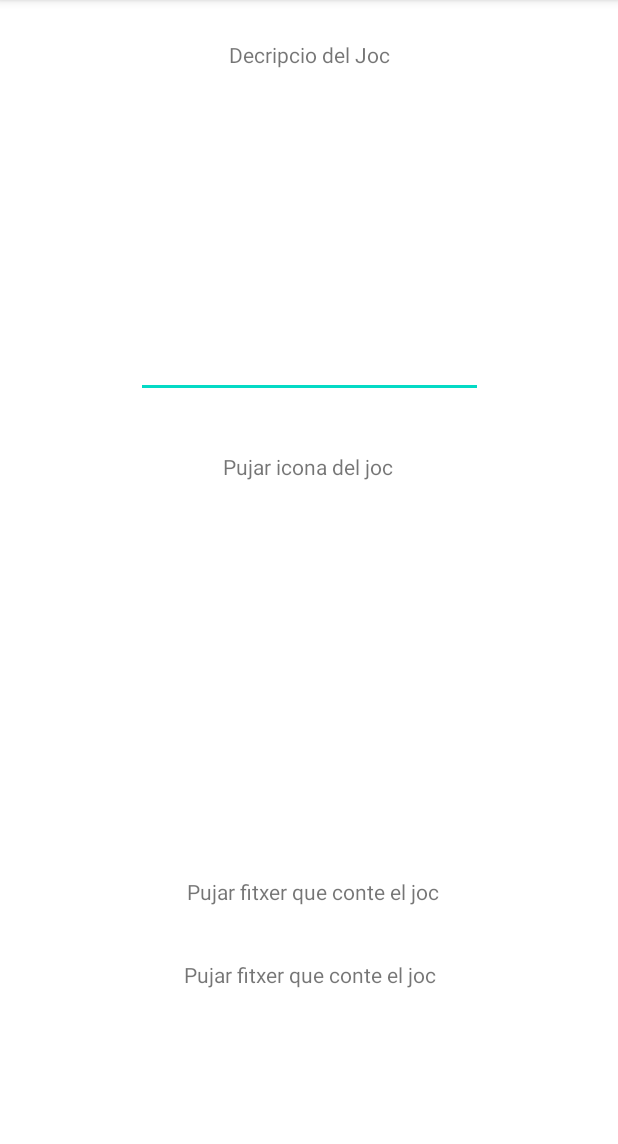
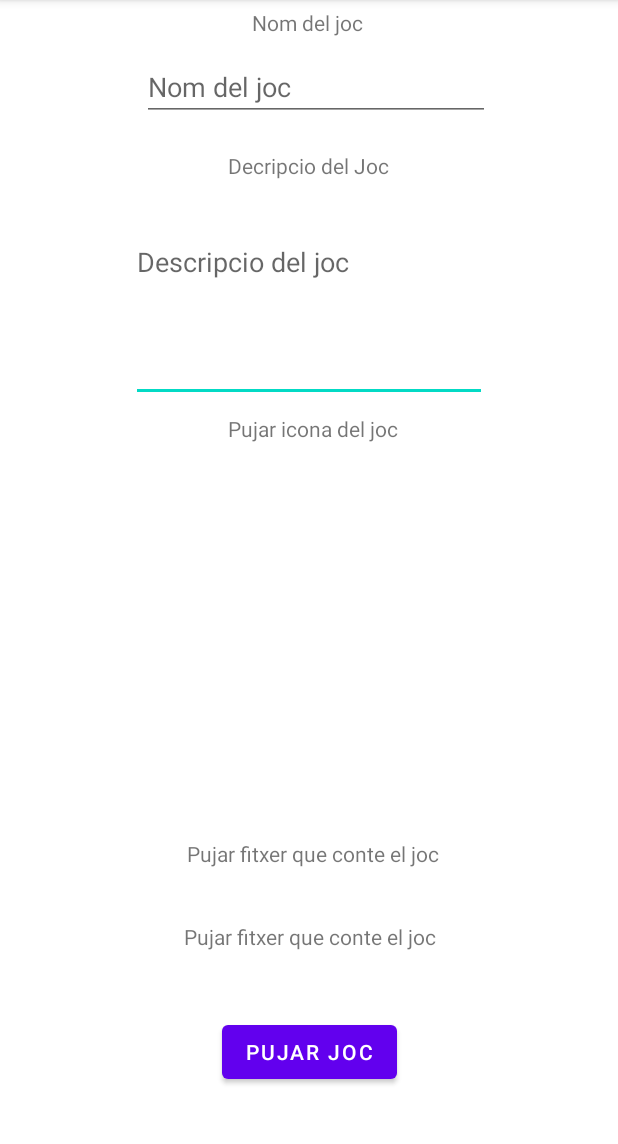
Before and after one commit to a14jorsoltor/JamSpace, an Android app: the PantallaPrincipal screen opened directly, with no data from a screen before it, after a tap on "POSAR NOU POST", on a phone screen of 412 x 824 dp, the part 84-1228 px from its top. Run offline under Robolectric (Android 15) with nearby library versions, the phone set to English and light mode, and no system bars; our stand-ins replace Firebase (no records; nobody signed in at launch, a user with empty details on screens opened directly), Picasso.

Commit message:
POSTS FETS

```diff
--- a/app/build.gradle
+++ b/app/build.gradle
@@ -42,7 +42,7 @@ dependencies {
     androidTestImplementation 'androidx.test.espresso:espresso-core:3.3.0'
 
 
-
+    implementation 'com.squareup.picasso:picasso:2.71828'
     implementation platform('com.google.firebase:firebase-bom:29.3.1')
     implementation 'com.google.firebase:firebase-auth:19.2.0'
     implementation 'androidx.cardview:cardview:1.0.0'
--- a/app/src/main/java/com/example/login/PantallaPrincipal.java
+++ b/app/src/main/java/com/example/login/PantallaPrincipal.java
@@ -1,46 +1,44 @@
 package com.example.login;
 
+import androidx.annotation.NonNull;
 import androidx.appcompat.app.AppCompatActivity;
 import androidx.recyclerview.widget.LinearLayoutManager;
 import androidx.recyclerview.widget.RecyclerView;
 
+import android.content.Context;
 import android.content.Intent;
 import android.os.Bundle;
 import android.view.View;
 import android.widget.Toast;
+
+import com.google.android.gms.tasks.OnCompleteListener;
+import com.google.android.gms.tasks.Task;
+import com.google.firebase.firestore.FirebaseFirestore;
+import com.google.firebase.firestore.QueryDocumentSnapshot;
+import com.google.firebase.firestore.QuerySnapshot;
 
 import java.util.ArrayList;
 
 public class PantallaPrincipal extends AppCompatActivity {
     private RecyclerView mRecyclerView;
     private static WordListAdapter mAdapter;
-
-
+    FirebaseFirestore db = FirebaseFirestore.getInstance();
+    int numPosts =0 ;
+    String DecJoc, NomFoto, NomUser , nomJoc;
+    int id;
+    ArrayList<Post> posts = new ArrayList<>();
 
     @Override
     protected void onCreate(Bundle savedInstanceState) {
         super.onCreate(savedInstanceState);
-         String[] posts = new String[20];
 
         setContentView(R.layout.activity_pantalla_principal);
         Toast.makeText(getApplicationContext(),"Pantalla principal",Toast.LENGTH_SHORT).show();
 
-        for (int i = 0 ;i <20; i++){
-            posts[i] = ("Post: " + i);
-        }
-        // Get a handle to the RecyclerView.
-        mRecyclerView = findViewById(R.id.recyclerview);
-        // Create an adapter and supply the data to be displayed.
-        mAdapter = new WordListAdapter(this, posts);
-        // Connect the adapter with the RecyclerView.
-        mRecyclerView.setAdapter(mAdapter);
-        // Give the RecyclerView a default layout manager.
-        mRecyclerView.setLayoutManager(new LinearLayoutManager(this));
-
+        GeneratePosts(this);
 
 
     }
-
 
 
 
@@ -53,4 +51,43 @@ public class PantallaPrincipal extends AppCompatActivity {
         Intent switchActivityIntent = new Intent(this, PostEditor.class);
         startActivity(switchActivityIntent);
     }
+
+    public void GeneratePosts(Context context){
+        numPosts = 0;
+        posts.clear();
+        db.collection("Posts")
+                .get()
+                .addOnCompleteListener(new OnCompleteListener<QuerySnapshot>() {
+                    @Override
+                    public void onComplete(@NonNull Task<QuerySnapshot> task) {
+                        if (task.isSuccessful()) {
+                            for (QueryDocumentSnapshot document : task.getResult()) {
+                                DecJoc = document.get("DecJoc").toString() ;
+                                NomFoto =document.get("NomFoto").toString() ;
+                                NomUser =document.get("NomUser").toString() ;
+                                id = Integer.parseInt(document.get("id").toString());
+                                nomJoc=document.get("nomJoc").toString() ;
+                                Post post = new Post(DecJoc, NomFoto,NomUser,id,nomJoc );
+                                posts.add(post);
+                                numPosts++;
+                            }
+                            // Get a handle to the RecyclerView.
+                            mRecyclerView = findViewById(R.id.recyclerview);
+                            // Create an adapter and supply the data to be displayed.
+                            mAdapter = new WordListAdapter(context, posts);
+                            // Connect the adapter with the RecyclerView.
+                            mRecyclerView.setAdapter(mAdapter);
+                            // Give the RecyclerView a default layout manager.
+                            mRecyclerView.setLayoutManager(new LinearLayoutManager(context));
+                        } else {
+
+                        }
+                    }
+                });
+
+    }
+
+
+
+
 }
--- a/app/src/main/java/com/example/login/PostEditor.java
+++ b/app/src/main/java/com/example/login/PostEditor.java
@@ -8,30 +8,53 @@ import android.app.ProgressDialog;
 import android.content.Intent;
 import android.net.Uri;
 import android.os.Bundle;
+import android.util.Log;
 import android.view.View;
+import android.widget.EditText;
 import android.widget.ImageView;
 import android.widget.Toast;
 
+import com.google.android.gms.tasks.OnCompleteListener;
 import com.google.android.gms.tasks.OnFailureListener;
 import com.google.android.gms.tasks.OnSuccessListener;
+import com.google.android.gms.tasks.Task;
 import com.google.android.material.snackbar.Snackbar;
+import com.google.firebase.auth.FirebaseAuth;
+import com.google.firebase.firestore.CollectionReference;
+import com.google.firebase.firestore.FirebaseFirestore;
+import com.google.firebase.firestore.Query;
+import com.google.firebase.firestore.QueryDocumentSnapshot;
+import com.google.firebase.firestore.QuerySnapshot;
 import com.google.firebase.storage.FirebaseStorage;
 import com.google.firebase.storage.OnProgressListener;
 import com.google.firebase.storage.StorageReference;
 import com.google.firebase.storage.UploadTask;
 
-import java.util.UUID;
+import java.util.HashMap;
+import java.util.Map;
+
 
 public class PostEditor extends AppCompatActivity {
+    public String getRetorn() {
+        return retorn;
+    }
 
+    public void setRetorn(String retorn) {
+        this.retorn = retorn;
+    }
 
-     public Uri imageUri;
-     private FirebaseStorage storage;
-     private StorageReference storageReference;
-     public ImageView iconGame;
+    String retorn ="";
 
-    public PostEditor() {
-    }
+    private static final String LOG_TAG ="" ;
+    private FirebaseAuth mAuth = FirebaseAuth.getInstance();
+    FirebaseFirestore db = FirebaseFirestore.getInstance();
+    public EditText nomJoc, descJoc;
+    public Uri imageUri;
+    private FirebaseStorage storage;
+    private StorageReference storageReference;
+    public ImageView iconGame;
+    long id=0;
+
 
     @Override
     protected void onCreate(Bundle savedInstanceState) {
@@ -39,10 +62,13 @@ public class PostEditor extends AppCompatActivity {
         setContentView(R.layout.activity_post_editor);
 
 
+
         iconGame = findViewById(R.id.iconeJoc);
+        nomJoc = findViewById(R.id.etNomJoc);
+        descJoc = findViewById(R.id.etDescripcioDelJoc);
         storage = FirebaseStorage.getInstance();
         storageReference = storage.getReference();
-
+        fetchUserName();
         iconGame.setOnClickListener(v -> choosePicture());
 
     }
@@ -57,9 +83,11 @@ public class PostEditor extends AppCompatActivity {
     @Override
     protected void onActivityResult(int requestCode, int resultCode, @Nullable Intent data) {
         super.onActivityResult(requestCode, resultCode, data);
-        if(requestCode==1&&resultCode==RESULT_OK&&data!=null&&data.getData()!=null){
-            imageUri=data.getData();
+        if (requestCode == 1 && resultCode == RESULT_OK && data != null && data.getData() != null) {
+            imageUri = data.getData();
             iconGame.setImageURI(imageUri);
+
+
             uploadPicture();
         }
     }
@@ -69,8 +97,7 @@ public class PostEditor extends AppCompatActivity {
         final ProgressDialog pd = new ProgressDialog(this);
         pd.setTitle("Pujant Imatge....");
         pd.show();
-        final String randomKey= UUID.randomUUID().toString();
-        StorageReference riversRef = storageReference.child("images/");
+        StorageReference riversRef = storageReference.child("imagesPost/" + nomJoc.getText().toString() + getRetorn());
         riversRef.putFile(imageUri)
                 .addOnSuccessListener(new OnSuccessListener<UploadTask.TaskSnapshot>() {
                     @Override
@@ -90,9 +117,81 @@ public class PostEditor extends AppCompatActivity {
                 .addOnProgressListener(new OnProgressListener<UploadTask.TaskSnapshot>() {
                     @Override
                     public void onProgress(@NonNull UploadTask.TaskSnapshot snapshot) {
-                        double progresPercent =(100.00 * snapshot.getBytesTransferred()/ snapshot.getTotalByteCount());
+                        double progresPercent = (100.00 * snapshot.getBytesTransferred() / snapshot.getTotalByteCount());
                         pd.setMessage("Percent: " + (int) progresPercent + "%");
                     }
                 });
     }
+
+
+    private void fetchUserName() {
+        db.collection("Usuaris")
+                .whereEqualTo("userMail",  mAuth.getCurrentUser().getEmail())
+                .get()
+                .addOnCompleteListener(new OnCompleteListener<QuerySnapshot>() {
+                    @Override
+                    public void onComplete(@NonNull Task<QuerySnapshot> task) {
+                        if (task.isSuccessful()) {
+                            for (QueryDocumentSnapshot document : task.getResult()) {
+                              setRetorn( document.getData().values().toArray()[2].toString());
+                            }
+                        } else {
+                            Log.d(LOG_TAG, "Error getting documents: ", task.getException());
+                        }
+
+                    }
+                });
+
+
+    }
+
+    public void PujarJoc(View view) {
+
+        Map<String, Object> post = new HashMap<>();
+        post.put("id", ++id);
+        post.put("nomJoc", nomJoc.getText().toString() );
+        post.put("DecJoc", descJoc.getText().toString());
+        post.put("NomFoto",  nomJoc.getText().toString() + getRetorn());
+        post.put("NomUser",  getRetorn());
+    // Add a new document with a generated ID
+        db.collection("Posts").document("post " + id)
+                .set(post)
+                .addOnSuccessListener(new OnSuccessListener<Void>() {
+                    @Override
+                    public void onSuccess(Void aVoid) {
+                        Log.d(LOG_TAG, "DocumentSnapshot successfully written!");
+                    }
+                })
+                .addOnFailureListener(new OnFailureListener() {
+                    @Override
+                    public void onFailure(@NonNull Exception e) {
+                        Log.w(LOG_TAG, "Error writing document", e);
+                    }
+                });
+    }
+
+
+
+    public void PujarJocFirebase(View view) {
+
+
+        CollectionReference lastDoc = db.collection("Posts");
+
+        lastDoc.orderBy("id", Query.Direction.DESCENDING).limit(1).get().addOnCompleteListener(new OnCompleteListener<QuerySnapshot>() {
+            @Override
+            public void onComplete(@NonNull Task<QuerySnapshot> task) {
+                if (task.isSuccessful()) {
+                    for (QueryDocumentSnapshot document : task.getResult()) {
+                        id = (Long) document.get("id");
+                        PujarJoc(view);
+                    }
+                } else {
+                    Log.w(LOG_TAG, "Error getting documents.", task.getException());
+                }
+
+            }
+        });
+
+    }
+
 }
--- a/app/src/main/java/com/example/login/WordListAdapter.java
+++ b/app/src/main/java/com/example/login/WordListAdapter.java
@@ -1,9 +1,15 @@
 package com.example.login;
 
 import android.content.Context;
+import android.graphics.Bitmap;
+import android.graphics.BitmapFactory;
+import android.net.Uri;
+import android.util.Log;
 import android.view.LayoutInflater;
 import android.view.View;
 import android.view.ViewGroup;
+import android.widget.ImageButton;
+import android.widget.ImageView;
 import android.widget.TextView;
 import android.widget.Toast;
 
@@ -11,49 +17,42 @@ import androidx.annotation.NonNull;
 import androidx.collection.ArraySet;
 import androidx.recyclerview.widget.RecyclerView;
 
+import com.google.android.gms.tasks.OnFailureListener;
+import com.google.android.gms.tasks.OnSuccessListener;
+import com.google.firebase.storage.FirebaseStorage;
+import com.google.firebase.storage.StorageReference;
+import com.squareup.picasso.Picasso;
+
 import java.util.ArrayList;
 import java.util.LinkedList;
 
 public class WordListAdapter extends RecyclerView.Adapter<WordListAdapter.WordViewHolder> {
-    private  String[] wordList;
+    private ArrayList<Post> posts;
     private LayoutInflater mInflater;
     static int mPosition;
-
-
-
-
-    public WordListAdapter(Context context,String[] wordList) {
+    FirebaseStorage storage = FirebaseStorage.getInstance();
+    StorageReference storageRef =  storage.getReference();
+    public WordListAdapter(Context context, ArrayList<Post> posts) {
         mInflater = LayoutInflater.from(context);
-
-
-        this.wordList = wordList;
-
-
-    }
-
-    public int getmPosition() {
-        return mPosition;
+        this.posts = posts;
     }
 
 
     class WordViewHolder extends RecyclerView.ViewHolder {
         public final TextView descrpcion;
+        public final TextView nomUser;
+        public final TextView nomJoc;
+        public final ImageView iconJoc;
         final WordListAdapter mAdapter;
 
         public WordViewHolder(View itemView, WordListAdapter adapter) {
             super(itemView);
             descrpcion = itemView.findViewById(R.id.tvDescripcioPostPP);
+            nomJoc = itemView.findViewById(R.id.tvNomJocPP);
+            nomUser = itemView.findViewById(R.id.tvNomUserPP);
+            iconJoc = itemView.findViewById(R.id.ivImatgePostPP);
             this.mAdapter = adapter;
 
-        }
-
-
-
-
-
-        private void makeToastmsg(String element, View itemView) {
-            CharSequence text = element;
-            Toast.makeText(itemView.getContext(), text, Toast.LENGTH_SHORT).show();
         }
 
 
@@ -63,22 +62,46 @@ public class WordListAdapter extends RecyclerView.Adapter<WordListAdapter.WordVi
     @NonNull
     @Override
     public WordViewHolder onCreateViewHolder(@NonNull ViewGroup parent,
-                                                             int viewType) {
+                                             int viewType) {
         View mItemView = mInflater.inflate(R.layout.wordlist_item,
                 parent, false);
+
         return new WordViewHolder(mItemView, this);
     }
 
     @Override
     public void onBindViewHolder(@NonNull WordViewHolder holder,
                                  int position) {
-        String mCurrent = wordList[position];
-        holder.descrpcion.setText(mCurrent);
-    }
+        String descripcio = posts.get(position).getDecJoc();
+        holder.descrpcion.setText(descripcio);
+        String nomUser = posts.get(position).getNomUser();
+        holder.nomUser.setText(nomUser);
+        String nomJoc = posts.get(position).getNomJoc();
+        holder.nomJoc.setText(nomJoc);
+        String ComNomImge = nomJoc+nomUser;
+
+
+
+        StorageReference photoReference= storageRef.child("imagesPost/"+ComNomImge);
+
+        final long ONE_MEGABYTE = 1024 * 1024;
+        photoReference.getBytes(ONE_MEGABYTE).addOnSuccessListener(new OnSuccessListener<byte[]>() {
+            @Override
+            public void onSuccess(byte[] bytes) {
+                Bitmap bmp = BitmapFactory.decodeByteArray(bytes, 0, bytes.length);
+                holder.iconJoc.setImageBitmap(bmp);
+
+            }
+        }).addOnFailureListener(new OnFailureListener() {
+            @Override
+            public void onFailure(@NonNull Exception exception) {
+            }
+        });
+        }
 
     @Override
     public int getItemCount() {
-        return wordList.length;
+        return posts.size();
 
     }
 
--- a/app/src/main/res/layout/activity_post_editor.xml
+++ b/app/src/main/res/layout/activity_post_editor.xml
@@ -13,16 +13,19 @@
         android:text="Decripcio del Joc"
         app:layout_constraintBottom_toTopOf="@+id/etDescripcioDelJoc"
         app:layout_constraintEnd_toEndOf="parent"
+        app:layout_constraintHorizontal_bias="0.498"
         app:layout_constraintStart_toStartOf="parent"
-        app:layout_constraintTop_toTopOf="parent" />
+        app:layout_constraintTop_toTopOf="parent"
+        app:layout_constraintVertical_bias="0.757" />
 
     <EditText
         android:id="@+id/etDescripcioDelJoc"
-        android:layout_width="231dp"
-        android:layout_height="193dp"
-        android:layout_marginTop="72dp"
+        android:layout_width="237dp"
+        android:layout_height="116dp"
+        android:layout_marginTop="152dp"
         android:ems="10"
         android:gravity="start|top"
+        android:hint="Descripcio del joc"
         android:inputType="textMultiLine"
         app:layout_constraintEnd_toEndOf="parent"
         app:layout_constraintStart_toStartOf="parent"
@@ -32,10 +35,10 @@
         android:id="@+id/tvIconUpload"
         android:layout_width="wrap_content"
         android:layout_height="wrap_content"
-        android:layout_marginTop="36dp"
+        android:layout_marginTop="8dp"
         android:text="Pujar icona del joc"
         app:layout_constraintEnd_toEndOf="parent"
-        app:layout_constraintHorizontal_bias="0.498"
+        app:layout_constraintHorizontal_bias="0.508"
         app:layout_constraintStart_toStartOf="parent"
         app:layout_constraintTop_toBottomOf="@+id/etDescripcioDelJoc" />
 
@@ -68,9 +71,49 @@
         android:layout_height="214dp"
         app:layout_constraintBottom_toTopOf="@+id/tvGameUpload"
         app:layout_constraintEnd_toEndOf="parent"
+        app:layout_constraintHorizontal_bias="0.496"
         app:layout_constraintStart_toStartOf="parent"
         app:layout_constraintTop_toBottomOf="@+id/tvIconUpload"
+        app:layout_constraintVertical_bias="0.137"
         tools:srcCompat="@tools:sample/avatars" />
+
+    <TextView
+        android:id="@+id/tvNomJoc"
+        android:layout_width="wrap_content"
+        android:layout_height="wrap_content"
+        android:text="Nom del joc"
+        app:layout_constraintBottom_toTopOf="@+id/etNomJoc"
+        app:layout_constraintEnd_toEndOf="parent"
+        app:layout_constraintHorizontal_bias="0.498"
+        app:layout_constraintStart_toStartOf="parent"
+        app:layout_constraintTop_toTopOf="parent"
+        app:layout_constraintVertical_bias="0.28" />
+
+    <EditText
+        android:id="@+id/etNomJoc"
+        android:layout_width="232dp"
+        android:layout_height="42dp"
+        android:layout_marginBottom="20dp"
+        android:ems="10"
+        android:hint="Nom del joc"
+        android:inputType="textPersonName"
+        app:layout_constraintBottom_toTopOf="@+id/tvDescripcioJoc"
+        app:layout_constraintEnd_toEndOf="parent"
+        app:layout_constraintHorizontal_bias="0.527"
+        app:layout_constraintStart_toStartOf="parent" />
+
+    <Button
+        android:onClick="PujarJocFirebase"
+
+        android:id="@+id/btPujarJoc"
+        android:layout_width="wrap_content"
+        android:layout_height="wrap_content"
+        android:text="Pujar Joc"
+        app:layout_constraintBottom_toBottomOf="parent"
+        app:layout_constraintEnd_toEndOf="parent"
+        app:layout_constraintStart_toStartOf="parent"
+        app:layout_constraintTop_toBottomOf="@+id/tvGameFileRute"
+        tools:ignore="OnClick" />
 
 
 </androidx.constraintlayout.widget.ConstraintLayout>
```
Also changed, not shown: app/src/main/java/com/example/login/PantallaRegistre.java (+23 -22 lines), app/src/main/java/com/example/login/Post.java (added, +58 -0 lines), app/src/main/res/layout/wordlist_item.xml (+14 -1 lines).
